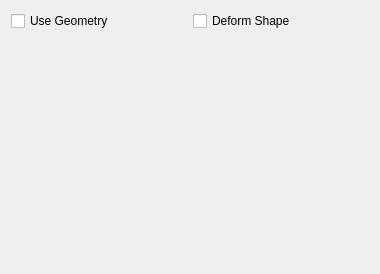
Qt form modules/eyesGeometry/eyesGeometry_widget.ui (PavelCrow/RigStudio3) before a commit.
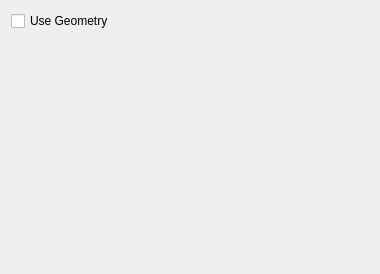
The same form after that commit.

The edit to the form file:
```diff
--- a/modules/eyesGeometry/eyesGeometry_widget.ui
+++ b/modules/eyesGeometry/eyesGeometry_widget.ui
@@ -15,7 +15,7 @@
   </property>
   <layout class="QVBoxLayout" name="verticalLayout">
    <item>
-    <layout class="QHBoxLayout" name="horizontalLayout">
+    <layout class="QHBoxLayout" name="horizontalLayout" stretch="0">
      <item>
       <widget class="QCheckBox" name="useGeometry_checkBox">
        <property name="text">
@@ -23,13 +23,6 @@
        </property>
       </widget>
      </item>
-     <item>
-      <widget class="QCheckBox" name="deformShape_checkBox">
-       <property name="text">
-        <string>Deform Shape</string>
-       </property>
-      </widget>
-     </item>
     </layout>
    </item>
    <item>
```
